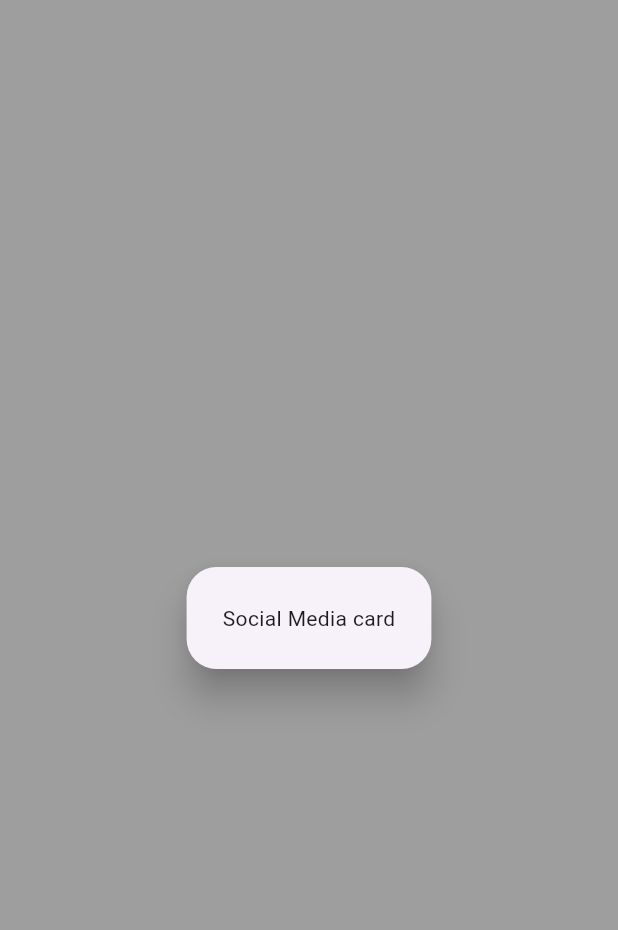
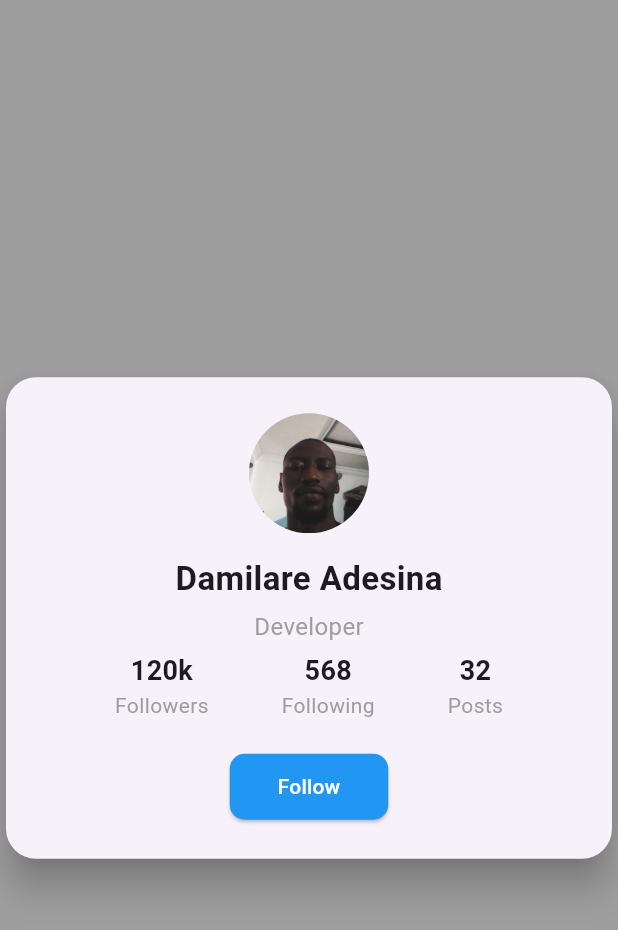
Before and after one commit to dreycoded/flutter_ui_challenges, a Flutter app: the screen it shows after launch, on a phone screen of 412 x 824 dp. Shown: the top 930 px of the screen. Run offline on Flutter 3.47's test engine with Material 3 defaults, Android fonts, the phone set to English and light mode, and no system bars.

Commit message:
profilecard completion

```diff
--- a/lib/screens/profilecard.dart
+++ b/lib/screens/profilecard.dart
@@ -18,11 +18,79 @@ class Profilecard extends StatelessWidget {
               child: Column(
                 mainAxisSize: MainAxisSize.min,
                 children: [
-                Text('Social Media card')
-              ],
+                  //profile Image
+                  CircleAvatar(
+                    radius: 40,
+                    backgroundImage: AssetImage('assets/Dami.jpg'),
+                  ),
+
+                  const SizedBox(height: 15),
+                  //Name
+                  Text('Damilare Adesina',
+                  style: TextStyle(
+                     fontSize: 22,
+                     fontWeight: FontWeight.bold,
                   ),),
+
+                  const SizedBox(height: 5),
+
+                  Text('Developer',
+                  style: TextStyle(
+                    fontSize: 16,
+                    color: Colors.grey,
+                  ),),
+
+                  const SizedBox(height: 5),
+
+                  Row(
+                    mainAxisAlignment: MainAxisAlignment.spaceEvenly,
+                    children: [
+                      ProfileStats(count: '120k', label: 'Followers'),
+                      ProfileStats(count: '568', label: 'Following'),
+                      ProfileStats(count: '32', label: 'Posts')
+                      ]),
+
+                      SizedBox(height: 20.0),
+
+                      ElevatedButton(
+                        onPressed: () {},
+                        style: ElevatedButton.styleFrom(
+                          backgroundColor: Colors.blue,
+                          foregroundColor: Colors.white,
+                          shape: RoundedRectangleBorder(
+                            borderRadius: BorderRadius.circular(10),
+                          ),
+                          padding: EdgeInsets.symmetric(horizontal: 32, vertical: 12),
+                        ),
+                       child: Text('Follow'),),
+          ]),
+        ),
+      )));
+    }
+  }
+
+  class ProfileStats extends StatelessWidget {
+    final String count;
+    final String label;
+
+  const ProfileStats({super.key, required this.count, required this.label});
+
+  @override
+  Widget build(BuildContext context) {
+    return Column(
+      children: [
+        Text(count,
+        style: TextStyle(
+          fontSize: 18,
+          fontWeight: FontWeight.bold,
         ),
         ),
+        Text(label,
+        style: TextStyle(
+          fontSize: 14,
+          color: Colors.grey,
+        ),),
+      ],
     );
   }
 }
```
Also changed, not shown: pubspec.yaml (+3 -8 lines), assets/Dami.jpg (added). Lines whose indentation alone changed are shown as unchanged.
